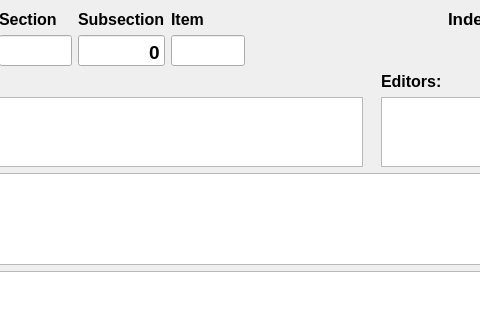
This is Books20/Tools/python/aabooks/ajbbook/designer/ui_BookEntry.ui in JimFowler/books as Qt 5 draws it before an edit; both pictures show x 99 to 579 and y 0 to 320 of the 915 by 866 pixel window. The edited form follows.
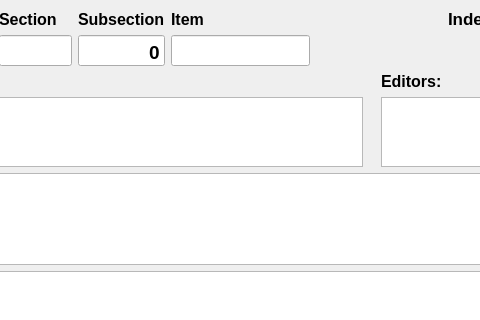
This is the edited form.

Commit message:
Lengthen item number fields
AJB 11 and earlier use sequential indexing for the entire
volume so item number may be more then three digits

 On branch master

 Changes to be committed:
	modified:   Books20/Tools/python/aabooks/ajbbook/designer/ui_BookEntry.ui

```diff
--- a/Books20/Tools/python/aabooks/ajbbook/designer/ui_BookEntry.ui
+++ b/Books20/Tools/python/aabooks/ajbbook/designer/ui_BookEntry.ui
@@ -841,24 +841,6 @@
       </property>
      </widget>
     </item>
-    <item row="3" column="3">
-     <widget class="QLineEdit" name="itemNum">
-      <property name="font">
-       <font>
-        <pointsize>14</pointsize>
-       </font>
-      </property>
-      <property name="toolTip">
-       <string>AJB item number in the section</string>
-      </property>
-      <property name="text">
-       <string/>
-      </property>
-      <property name="alignment">
-       <set>Qt::AlignBottom|Qt::AlignRight|Qt::AlignTrailing</set>
-      </property>
-     </widget>
-    </item>
     <item row="2" column="3">
      <widget class="QLabel" name="itemLabel">
       <property name="font">
@@ -873,6 +855,24 @@
       </property>
      </widget>
     </item>
+    <item row="3" column="3" colspan="3">
+     <widget class="QLineEdit" name="itemNum">
+      <property name="font">
+       <font>
+        <pointsize>14</pointsize>
+       </font>
+      </property>
+      <property name="toolTip">
+       <string>AJB item number in the section</string>
+      </property>
+      <property name="text">
+       <string/>
+      </property>
+      <property name="alignment">
+       <set>Qt::AlignBottom|Qt::AlignRight|Qt::AlignTrailing</set>
+      </property>
+     </widget>
+    </item>
    </layout>
   </widget>
   <widget class="QMenuBar" name="menubar">
```
Left out of the diff: 6 changed lines with no effect on the pictures.
